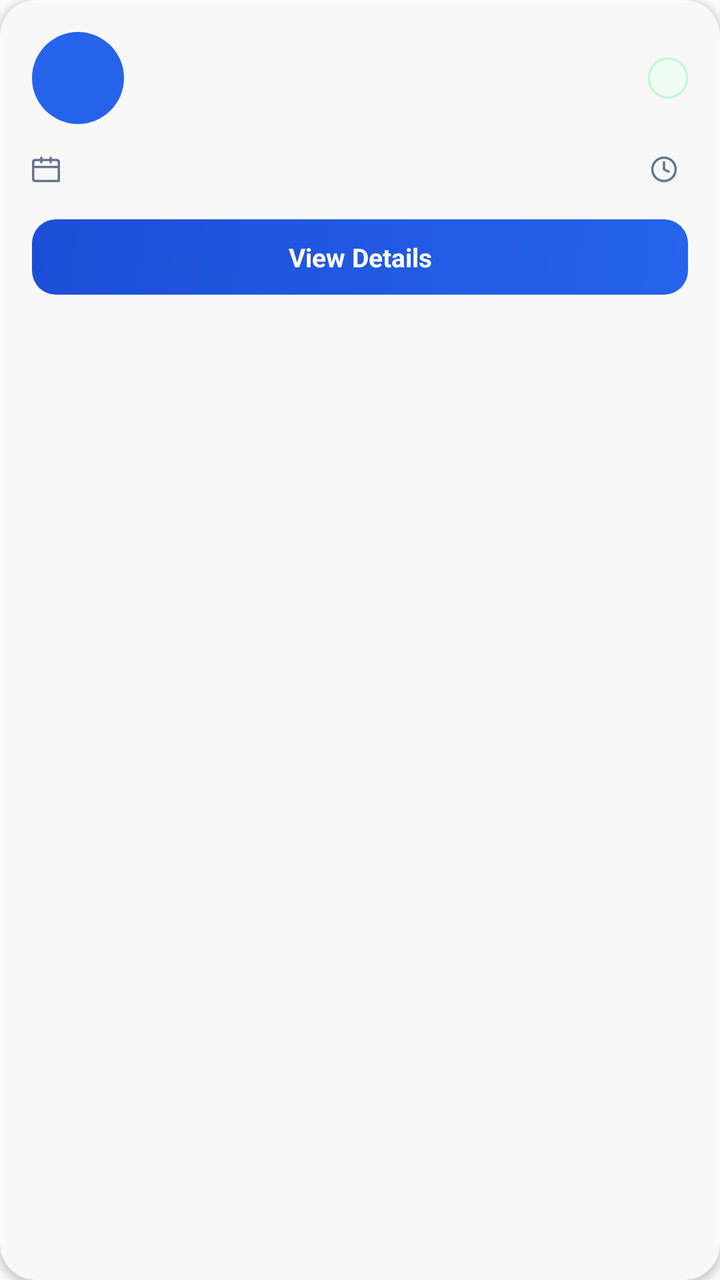
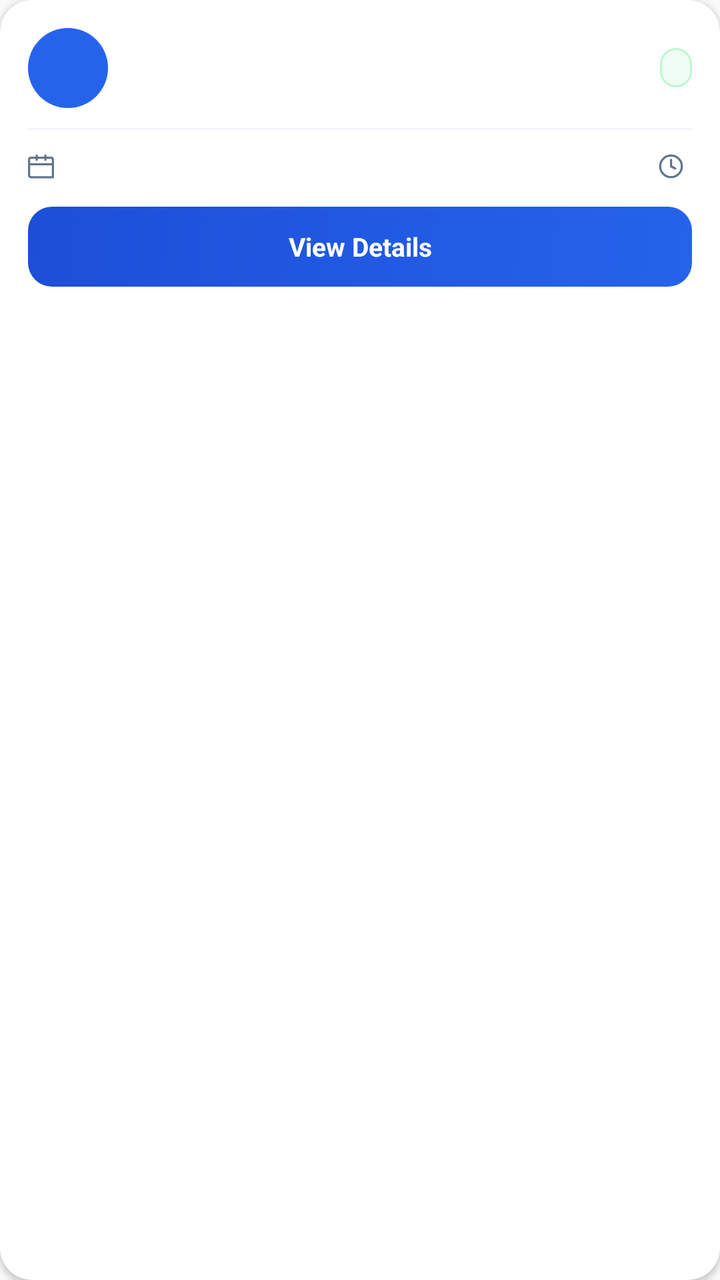

Compare the two renders of this Android layout. The source of the first and the diff that turns it into the second are given below.
<!-- AndroidManifest.xml: application theme Theme.Medicore -->
<!-- res/layout/item_home_appt_card.xml -->
<?xml version="1.0" encoding="utf-8"?>
<androidx.cardview.widget.CardView
    xmlns:android="http://schemas.android.com/apk/res/android"
    xmlns:app="http://schemas.android.com/apk/res-auto"
    android:layout_width="match_parent"
    android:layout_height="wrap_content"
    app:cardCornerRadius="18dp"
    app:cardElevation="2dp"
    app:cardBackgroundColor="#D9FFFFFF">

    <LinearLayout
        android:layout_width="match_parent"
        android:layout_height="wrap_content"
        android:orientation="vertical"
        android:padding="16dp">

        
        <LinearLayout
            android:layout_width="match_parent"
            android:layout_height="wrap_content"
            android:orientation="horizontal"
            android:gravity="center_vertical"
            android:layout_marginBottom="14dp">

            
            <FrameLayout
                android:layout_width="46dp"
                android:layout_height="46dp"
                android:layout_marginEnd="13dp">

                <TextView
                    android:id="@+id/tvHomeCardInitials"
                    android:layout_width="46dp"
                    android:layout_height="46dp"
                    android:gravity="center"
                    android:textSize="14sp"
                    android:textStyle="bold"
                    android:textColor="#FFFFFF"
                    android:background="@drawable/circle_avatar_bg" />

                <ImageView
                    android:id="@+id/ivHomeCardPic"
                    android:layout_width="46dp"
                    android:layout_height="46dp"
                    android:scaleType="centerCrop"
                    android:clipToOutline="true"
                    android:background="@drawable/circle_avatar_bg"
                    android:visibility="gone" />
            </FrameLayout>

            
            <LinearLayout
                android:layout_width="0dp"
                android:layout_height="wrap_content"
                android:layout_weight="1"
                android:orientation="vertical">

                <TextView
                    android:id="@+id/tvHomeCardDoctorName"
                    android:layout_width="wrap_content"
                    android:layout_height="wrap_content"
                    android:textSize="15sp"
                    android:textStyle="bold"
                    android:textColor="#0F172A"
                    android:maxLines="1"
                    android:ellipsize="end" />

                <TextView
                    android:id="@+id/tvHomeCardSpec"
                    android:layout_width="wrap_content"
                    android:layout_height="wrap_content"
                    android:textSize="12.5sp"
                    android:textColor="#64748B"
                    android:layout_marginTop="2dp"
                    android:maxLines="1"
                    android:ellipsize="end" />
            </LinearLayout>

            
            <TextView
                android:id="@+id/tvHomeCardStatus"
                android:layout_width="wrap_content"
                android:layout_height="wrap_content"
                android:textSize="11sp"
                android:textStyle="bold"
                android:paddingStart="10dp"
                android:paddingEnd="10dp"
                android:paddingTop="3dp"
                android:paddingBottom="3dp"
                android:layout_marginStart="8dp"
                android:background="@drawable/badge_confirmed"
                android:textColor="#059669" />
        </LinearLayout>

        
        <LinearLayout
            android:layout_width="match_parent"
            android:layout_height="wrap_content"
            android:orientation="horizontal"
            android:layout_marginBottom="16dp">

            
            <LinearLayout
                android:layout_width="0dp"
                android:layout_height="wrap_content"
                android:layout_weight="1"
                android:orientation="horizontal"
                android:gravity="center_vertical">

                <ImageView
                    android:layout_width="14dp"
                    android:layout_height="14dp"
                    android:src="@drawable/ic_calendar"
                    android:tint="#64748B"
                    android:layout_marginEnd="5dp" />

                <TextView
                    android:id="@+id/tvHomeCardDate"
                    android:layout_width="wrap_content"
                    android:layout_height="wrap_content"
                    android:textSize="13sp"
                    android:textStyle="bold"
                    android:textColor="#334155" />
            </LinearLayout>

            
            <LinearLayout
                android:layout_width="wrap_content"
                android:layout_height="wrap_content"
                android:orientation="horizontal"
                android:gravity="center_vertical">

                <ImageView
                    android:layout_width="14dp"
                    android:layout_height="14dp"
                    android:src="@drawable/ic_clock"
                    android:tint="#64748B"
                    android:layout_marginEnd="5dp" />

                <TextView
                    android:id="@+id/tvHomeCardTime"
                    android:layout_width="wrap_content"
                    android:layout_height="wrap_content"
                    android:textSize="13sp"
                    android:textStyle="bold"
                    android:textColor="#334155" />
            </LinearLayout>
        </LinearLayout>

        
        <TextView
            android:id="@+id/btnHomeCardViewDetails"
            android:layout_width="match_parent"
            android:layout_height="wrap_content"
            android:text="View Details"
            android:textSize="13sp"
            android:textStyle="bold"
            android:textColor="#FFFFFF"
            android:gravity="center"
            android:padding="10dp"
            android:background="@drawable/bg_btn_primary"
            android:clickable="true"
            android:focusable="true" />

    </LinearLayout>
</androidx.cardview.widget.CardView>
<!-- resources referenced by this layout -->
<resources>
  <!-- drawable badge_confirmed (drawable) -->
  <?xml version="1.0" encoding="utf-8"?>
  <shape xmlns:android="http://schemas.android.com/apk/res/android" android:shape="rectangle">
      <solid android:color="#F0FDF4"/>
      <stroke android:width="1dp" android:color="#BBF7D0"/>
      <corners android:radius="100dp"/>
  </shape>
  <!-- drawable bg_btn_primary (drawable) -->
  <?xml version="1.0" encoding="utf-8"?>
  <shape xmlns:android="http://schemas.android.com/apk/res/android" android:shape="rectangle">
      <gradient android:startColor="#2563EB" android:endColor="#1D4ED8" android:angle="135"/>
      <corners android:radius="12dp"/>
  </shape>
  <!-- drawable circle_avatar_bg (drawable) -->
  <?xml version="1.0" encoding="utf-8"?>
  <shape xmlns:android="http://schemas.android.com/apk/res/android" android:shape="oval">
      <solid android:color="@color/blue"/>
  </shape>
  <!-- drawable ic_calendar (drawable) -->
  <?xml version="1.0" encoding="utf-8"?>
  <vector xmlns:android="http://schemas.android.com/apk/res/android"
      android:width="24dp" android:height="24dp"
      android:viewportWidth="24" android:viewportHeight="24">
      <path
          android:strokeColor="#FF64748B"
          android:strokeWidth="2"
          android:strokeLineCap="round"
          android:strokeLineJoin="round"
          android:fillColor="@android:color/transparent"
          android:pathData="M3,4 L21,4 Q23,4 23,6 L23,22 Q23,22 21,22 L3,22 Q1,22 1,20 L1,6 Q1,4 3,4 Z"/>
      <path android:strokeColor="#FF64748B" android:strokeWidth="2"
          android:strokeLineCap="round" android:fillColor="@android:color/transparent"
          android:pathData="M16,2 L16,6"/>
      <path android:strokeColor="#FF64748B" android:strokeWidth="2"
          android:strokeLineCap="round" android:fillColor="@android:color/transparent"
          android:pathData="M8,2 L8,6"/>
      <path android:strokeColor="#FF64748B" android:strokeWidth="2"
          android:strokeLineCap="round" android:fillColor="@android:color/transparent"
          android:pathData="M1,10 L23,10"/>
  </vector>
  <!-- drawable ic_clock (drawable) -->
  <?xml version="1.0" encoding="utf-8"?>
  <vector xmlns:android="http://schemas.android.com/apk/res/android"
      android:width="24dp" android:height="24dp"
      android:viewportWidth="24" android:viewportHeight="24">
      <path android:fillColor="@android:color/transparent"
          android:strokeColor="#FFFFFFFF" android:strokeWidth="2"
          android:strokeLineCap="round" android:strokeLineJoin="round"
          android:pathData="M12,22 C17.5228,22 22,17.5228 22,12 C22,6.4772 17.5228,2 12,2 C6.4772,2 2,6.4772 2,12 C2,17.5228 6.4772,22 12,22 Z"/>
      <path android:fillColor="@android:color/transparent"
          android:strokeColor="#FFFFFFFF" android:strokeWidth="2"
          android:strokeLineCap="round" android:strokeLineJoin="round"
          android:pathData="M12,6 L12,12 L16,14"/>
  </vector>
  <style name="Theme.Medicore" parent="Theme.AppCompat.Light.NoActionBar">
      </style>
  <color name="blue">#2563EB</color>
</resources>

<!-- the commit's change to res/layout/item_home_appt_card.xml (unified diff, before → after) -->
@@ -4,15 +4,15 @@
     xmlns:app="http://schemas.android.com/apk/res-auto"
     android:layout_width="match_parent"
     android:layout_height="wrap_content"
-    app:cardCornerRadius="18dp"
+    app:cardCornerRadius="16dp"
     app:cardElevation="2dp"
-    app:cardBackgroundColor="#D9FFFFFF">
+    app:cardBackgroundColor="#FFFFFF">
 
     <LinearLayout
         android:layout_width="match_parent"
         android:layout_height="wrap_content"
         android:orientation="vertical"
-        android:padding="16dp">
+        android:padding="14dp">
 
         
         <LinearLayout
@@ -20,28 +20,28 @@
             android:layout_height="wrap_content"
             android:orientation="horizontal"
             android:gravity="center_vertical"
-            android:layout_marginBottom="14dp">
+            android:layout_marginBottom="10dp">
 
             
             <FrameLayout
-                android:layout_width="46dp"
-                android:layout_height="46dp"
-                android:layout_marginEnd="13dp">
+                android:layout_width="40dp"
+                android:layout_height="40dp"
+                android:layout_marginEnd="10dp">
 
                 <TextView
                     android:id="@+id/tvHomeCardInitials"
-                    android:layout_width="46dp"
-                    android:layout_height="46dp"
+                    android:layout_width="40dp"
+                    android:layout_height="40dp"
                     android:gravity="center"
-                    android:textSize="14sp"
+                    android:textSize="13sp"
                     android:textStyle="bold"
                     android:textColor="#FFFFFF"
                     android:background="@drawable/circle_avatar_bg" />
 
                 <ImageView
                     android:id="@+id/ivHomeCardPic"
-                    android:layout_width="46dp"
-                    android:layout_height="46dp"
+                    android:layout_width="40dp"
+                    android:layout_height="40dp"
                     android:scaleType="centerCrop"
                     android:clipToOutline="true"
                     android:background="@drawable/circle_avatar_bg"
@@ -59,7 +59,7 @@
                     android:id="@+id/tvHomeCardDoctorName"
                     android:layout_width="wrap_content"
                     android:layout_height="wrap_content"
-                    android:textSize="15sp"
+                    android:textSize="13.5sp"
                     android:textStyle="bold"
                     android:textColor="#0F172A"
                     android:maxLines="1"
@@ -69,9 +69,9 @@
                     android:id="@+id/tvHomeCardSpec"
                     android:layout_width="wrap_content"
                     android:layout_height="wrap_content"
-                    android:textSize="12.5sp"
+                    android:textSize="11.5sp"
                     android:textColor="#64748B"
-                    android:layout_marginTop="2dp"
+                    android:layout_marginTop="1dp"
                     android:maxLines="1"
                     android:ellipsize="end" />
             </LinearLayout>
@@ -81,83 +81,79 @@
                 android:id="@+id/tvHomeCardStatus"
                 android:layout_width="wrap_content"
                 android:layout_height="wrap_content"
-                android:textSize="11sp"
+                android:textSize="10sp"
                 android:textStyle="bold"
-                android:paddingStart="10dp"
-                android:paddingEnd="10dp"
+                android:paddingStart="8dp"
+                android:paddingEnd="8dp"
                 android:paddingTop="3dp"
                 android:paddingBottom="3dp"
-                android:layout_marginStart="8dp"
+                android:layout_marginStart="6dp"
                 android:background="@drawable/badge_confirmed"
                 android:textColor="#059669" />
         </LinearLayout>
+
+        
+        <View
+            android:layout_width="match_parent"
+            android:layout_height="1dp"
+            android:background="#F1F5F9"
+            android:layout_marginBottom="10dp" />
 
         
         <LinearLayout
             android:layout_width="match_parent"
             android:layout_height="wrap_content"
             android:orientation="horizontal"
-            android:layout_marginBottom="16dp">
+            android:gravity="center_vertical"
+            android:layout_marginBottom="12dp">
 
             
-            <LinearLayout
+            <ImageView
+                android:layout_width="13dp"
+                android:layout_height="13dp"
+                android:src="@drawable/ic_calendar"
+                android:tint="#64748B"
+                android:layout_marginEnd="4dp" />
+
+            <TextView
+                android:id="@+id/tvHomeCardDate"
                 android:layout_width="0dp"
                 android:layout_height="wrap_content"
                 android:layout_weight="1"
-                android:orientation="horizontal"
-                android:gravity="center_vertical">
-
-                <ImageView
-                    android:layout_width="14dp"
-                    android:layout_height="14dp"
-                    android:src="@drawable/ic_calendar"
-                    android:tint="#64748B"
-                    android:layout_marginEnd="5dp" />
-
-                <TextView
-                    android:id="@+id/tvHomeCardDate"
-                    android:layout_width="wrap_content"
-                    android:layout_height="wrap_content"
-                    android:textSize="13sp"
-                    android:textStyle="bold"
-                    android:textColor="#334155" />
-            </LinearLayout>
+                android:textSize="12sp"
+                android:textStyle="bold"
+                android:textColor="#334155"
+                android:singleLine="true" />
 
             
-            <LinearLayout
+            <ImageView
+                android:layout_width="13dp"
+                android:layout_height="13dp"
+                android:src="@drawable/ic_clock"
+                android:tint="#64748B"
+                android:layout_marginStart="10dp"
+                android:layout_marginEnd="4dp" />
+
+            <TextView
+                android:id="@+id/tvHomeCardTime"
                 android:layout_width="wrap_content"
                 android:layout_height="wrap_content"
-                android:orientation="horizontal"
-                android:gravity="center_vertical">
-
-                <ImageView
-                    android:layout_width="14dp"
-                    android:layout_height="14dp"
-                    android:src="@drawable/ic_clock"
-                    android:tint="#64748B"
-                    android:layout_marginEnd="5dp" />
-
-                <TextView
-                    android:id="@+id/tvHomeCardTime"
-                    android:layout_width="wrap_content"
-                    android:layout_height="wrap_content"
-                    android:textSize="13sp"
-                    android:textStyle="bold"
-                    android:textColor="#334155" />
-            </LinearLayout>
+                android:textSize="12sp"
+                android:textStyle="bold"
+                android:textColor="#334155"
+                android:singleLine="true" />
         </LinearLayout>
 
         
         <TextView
             android:id="@+id/btnHomeCardViewDetails"
             android:layout_width="match_parent"
-            android:layout_height="wrap_content"
+            android:layout_height="40dp"
             android:text="View Details"
             android:textSize="13sp"
             android:textStyle="bold"
             android:textColor="#FFFFFF"
             android:gravity="center"
-            android:padding="10dp"
             android:background="@drawable/bg_btn_primary"
             android:clickable="true"
             android:focusable="true" />
